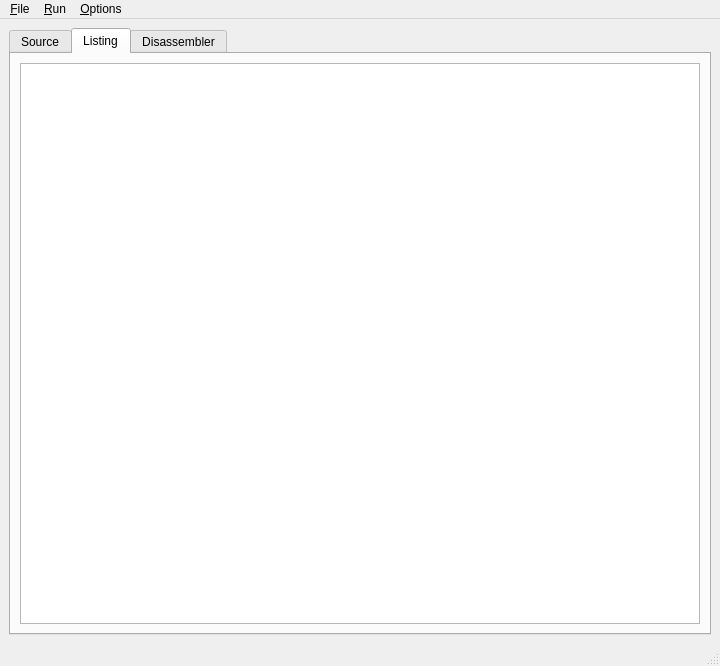
The window that gui/main.ui (be9/mix-machine) describes before a commit, drawn with Qt 5.
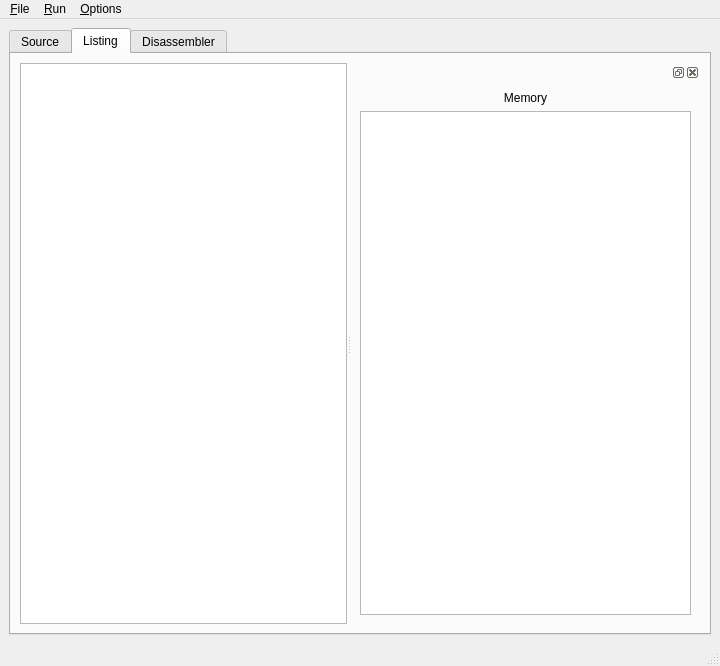
The same window after the commit. The open tabs and pages were chosen to show the change.

```diff
--- a/gui/main.ui
+++ b/gui/main.ui
@@ -46,7 +46,30 @@
        </attribute>
        <layout class="QHBoxLayout" >
         <item>
-         <widget class="QTableView" name="listing_view" >
+         <widget class="QSplitter" name="splitter" >
+          <property name="orientation" >
+           <enum>Qt::Horizontal</enum>
+          </property>
+          <widget class="QTableView" name="listing_view" />
+          <widget class="QDockWidget" name="dockWidget" >
+           <widget class="QWidget" name="dockWidgetContents" >
+            <layout class="QVBoxLayout" >
+             <item>
+              <widget class="QLabel" name="label" >
+               <property name="text" >
+                <string>Memory</string>
+               </property>
+               <property name="alignment" >
+                <set>Qt::AlignCenter</set>
+               </property>
+              </widget>
+             </item>
+             <item>
+              <widget class="QTableView" name="mem_view" />
+             </item>
+            </layout>
+           </widget>
+          </widget>
          </widget>
         </item>
        </layout>
```
Left out of the diff: 5 changed lines with no effect on the pictures.
